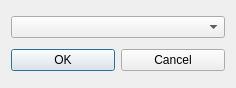
First picture: the form in src/choosediskdialog.ui, repository nstrikos/Emily, before the edit.
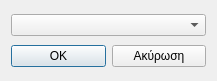
Second picture: the form after the edit. Icons and pictures are not drawn.

```diff
--- a/src/choosediskdialog.ui
+++ b/src/choosediskdialog.ui
@@ -6,8 +6,8 @@
    <rect>
     <x>0</x>
     <y>0</y>
-    <width>236</width>
-    <height>88</height>
+    <width>217</width>
+    <height>81</height>
    </rect>
   </property>
   <property name="windowTitle">
@@ -33,7 +33,7 @@
      <item>
       <widget class="QPushButton" name="cancelButton">
        <property name="text">
-        <string>Cancel</string>
+        <string>Ακύρωση</string>
        </property>
       </widget>
      </item>
```
Left out of the diff: 10 changed lines with no effect on the pictures.
